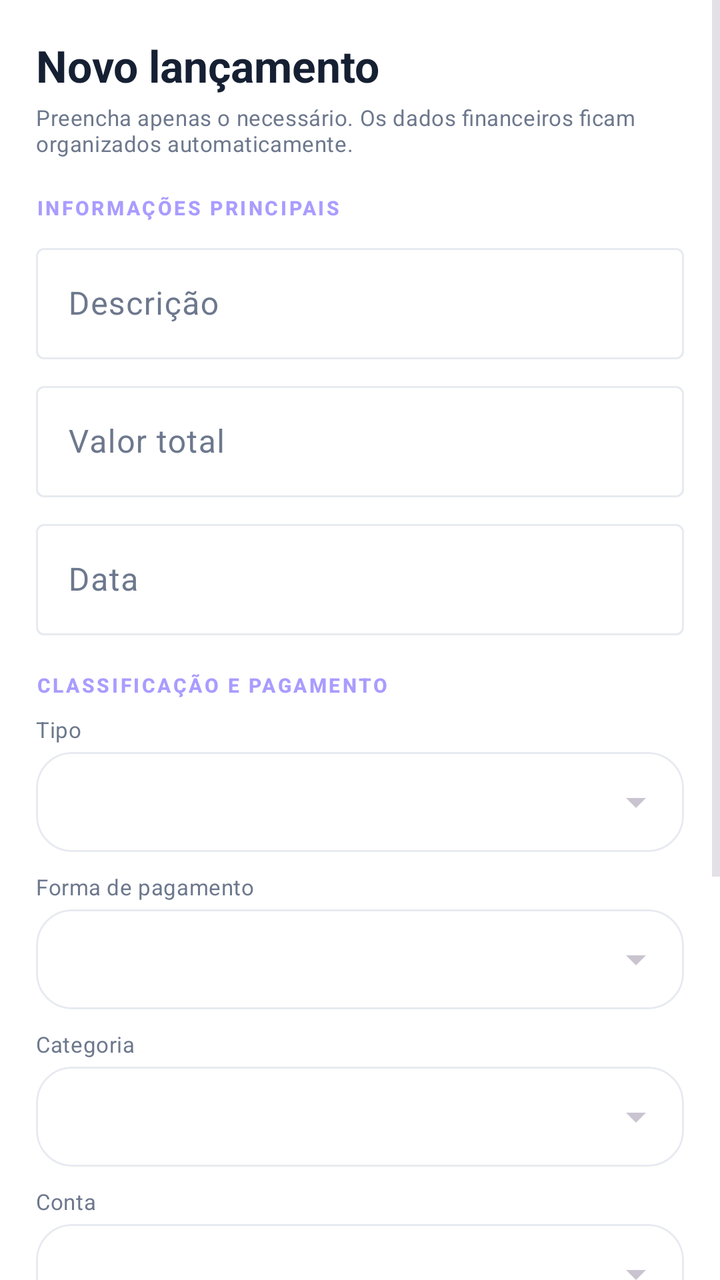
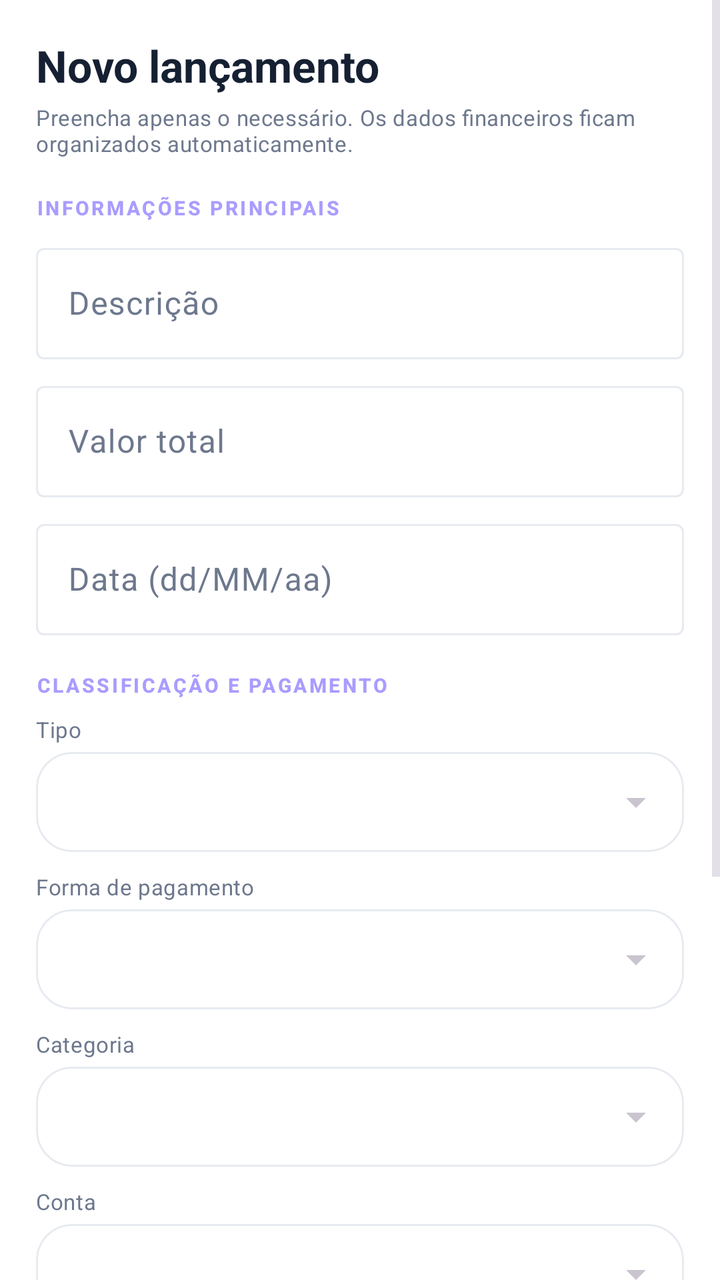

Two renders of the same Android screen: before a commit and after it. Below are the layout's source before the change and the commit's diff.
<!-- AndroidManifest.xml: application theme Theme.StopGastos -->
<!-- res/layout/dialog_transaction.xml -->
<?xml version="1.0" encoding="utf-8"?>
<ScrollView xmlns:android="http://schemas.android.com/apk/res/android"
    xmlns:app="http://schemas.android.com/apk/res-auto"
    android:layout_width="match_parent"
    android:layout_height="wrap_content"
    android:background="@color/surface"
    android:fillViewport="true"
    android:overScrollMode="never">

    <LinearLayout
        android:layout_width="match_parent"
        android:layout_height="wrap_content"
        android:orientation="vertical"
        android:padding="18dp">

        <TextView
            android:id="@+id/transaction_dialog_title"
            android:layout_width="match_parent"
            android:layout_height="wrap_content"
            android:text="Novo lançamento"
            android:textColor="@color/text_primary"
            android:textSize="22sp"
            android:textStyle="bold" />

        <TextView
            android:layout_width="match_parent"
            android:layout_height="wrap_content"
            android:layout_marginTop="4dp"
            android:text="Preencha apenas o necessário. Os dados financeiros ficam organizados automaticamente."
            android:textAppearance="@style/TextAppearance.StopGastos.BodyMuted" />

        <TextView
            android:layout_width="wrap_content"
            android:layout_height="wrap_content"
            android:layout_marginTop="18dp"
            android:text="INFORMAÇÕES PRINCIPAIS"
            android:textAppearance="@style/TextAppearance.StopGastos.Eyebrow" />

        <com.google.android.material.textfield.TextInputLayout
            android:id="@+id/tx_description_layout"
            style="@style/Widget.Material3.TextInputLayout.OutlinedBox"
            android:layout_width="match_parent"
            android:layout_height="wrap_content"
            android:layout_marginTop="8dp"
            android:hint="Descrição">

            <com.google.android.material.textfield.TextInputEditText
                android:id="@+id/tx_description"
                android:layout_width="match_parent"
                android:layout_height="wrap_content"
                android:inputType="textCapSentences"
                android:maxLines="1" />
        </com.google.android.material.textfield.TextInputLayout>

        <com.google.android.material.textfield.TextInputLayout
            android:id="@+id/tx_amount_layout"
            style="@style/Widget.Material3.TextInputLayout.OutlinedBox"
            android:layout_width="match_parent"
            android:layout_height="wrap_content"
            android:layout_marginTop="8dp"
            android:hint="Valor total"
            app:prefixText="R$ ">

            <com.google.android.material.textfield.TextInputEditText
                android:id="@+id/tx_amount"
                android:layout_width="match_parent"
                android:layout_height="wrap_content"
                android:inputType="numberDecimal"
                android:maxLines="1" />
        </com.google.android.material.textfield.TextInputLayout>

        <com.google.android.material.textfield.TextInputLayout
            style="@style/Widget.Material3.TextInputLayout.OutlinedBox"
            android:layout_width="match_parent"
            android:layout_height="wrap_content"
            android:layout_marginTop="8dp"
            android:hint="Data">

            <com.google.android.material.textfield.TextInputEditText
                android:id="@+id/tx_date"
                android:layout_width="match_parent"
                android:layout_height="wrap_content"
                android:inputType="date"
                android:maxLines="1" />
        </com.google.android.material.textfield.TextInputLayout>

        <TextView
            android:layout_width="wrap_content"
            android:layout_height="wrap_content"
            android:layout_marginTop="18dp"
            android:text="CLASSIFICAÇÃO E PAGAMENTO"
            android:textAppearance="@style/TextAppearance.StopGastos.Eyebrow" />

        <TextView
            android:layout_width="match_parent"
            android:layout_height="wrap_content"
            android:layout_marginTop="8dp"
            android:text="Tipo"
            android:textAppearance="@style/TextAppearance.StopGastos.BodyMuted" />

        <com.google.android.material.card.MaterialCardView
            style="@style/Widget.StopGastos.Card"
            android:layout_width="match_parent"
            android:layout_height="50dp"
            android:layout_marginTop="4dp"
            app:cardElevation="0dp">

            <Spinner
                android:id="@+id/tx_type"
                android:layout_width="match_parent"
                android:layout_height="match_parent"
                android:paddingStart="12dp"
                android:paddingEnd="12dp"
                android:popupBackground="@color/surface" />
        </com.google.android.material.card.MaterialCardView>

        <TextView
            android:layout_width="match_parent"
            android:layout_height="wrap_content"
            android:layout_marginTop="10dp"
            android:text="Forma de pagamento"
            android:textAppearance="@style/TextAppearance.StopGastos.BodyMuted" />

        <com.google.android.material.card.MaterialCardView
            style="@style/Widget.StopGastos.Card"
            android:layout_width="match_parent"
            android:layout_height="50dp"
            android:layout_marginTop="4dp"
            app:cardElevation="0dp">

            <Spinner
                android:id="@+id/tx_payment"
                android:layout_width="match_parent"
                android:layout_height="match_parent"
                android:paddingStart="12dp"
                android:paddingEnd="12dp"
                android:popupBackground="@color/surface" />
        </com.google.android.material.card.MaterialCardView>

        <TextView
            android:layout_width="match_parent"
            android:layout_height="wrap_content"
            android:layout_marginTop="10dp"
            android:text="Categoria"
            android:textAppearance="@style/TextAppearance.StopGastos.BodyMuted" />

        <com.google.android.material.card.MaterialCardView
            style="@style/Widget.StopGastos.Card"
            android:layout_width="match_parent"
            android:layout_height="50dp"
            android:layout_marginTop="4dp"
            app:cardElevation="0dp">

            <Spinner
                android:id="@+id/tx_category"
                android:layout_width="match_parent"
                android:layout_height="match_parent"
                android:paddingStart="12dp"
                android:paddingEnd="12dp"
                android:popupBackground="@color/surface" />
        </com.google.android.material.card.MaterialCardView>

        <TextView
            android:layout_width="match_parent"
            android:layout_height="wrap_content"
            android:layout_marginTop="10dp"
            android:text="Conta"
            android:textAppearance="@style/TextAppearance.StopGastos.BodyMuted" />

        <com.google.android.material.card.MaterialCardView
            style="@style/Widget.StopGastos.Card"
            android:layout_width="match_parent"
            android:layout_height="50dp"
            android:layout_marginTop="4dp"
            app:cardElevation="0dp">

            <Spinner
                android:id="@+id/tx_account"
                android:layout_width="match_parent"
                android:layout_height="match_parent"
                android:paddingStart="12dp"
                android:paddingEnd="12dp"
                android:popupBackground="@color/surface" />
        </com.google.android.material.card.MaterialCardView>

        <LinearLayout
            android:id="@+id/tx_credit_section"
            android:layout_width="match_parent"
            android:layout_height="wrap_content"
            android:orientation="vertical"
            android:visibility="gone">

            <TextView
                android:layout_width="match_parent"
                android:layout_height="wrap_content"
                android:layout_marginTop="10dp"
                android:text="Cartão"
                android:textAppearance="@style/TextAppearance.StopGastos.BodyMuted" />

            <com.google.android.material.card.MaterialCardView
                style="@style/Widget.StopGastos.Card"
                android:layout_width="match_parent"
                android:layout_height="50dp"
                android:layout_marginTop="4dp"
                app:cardElevation="0dp">

                <Spinner
                    android:id="@+id/tx_card"
                    android:layout_width="match_parent"
                    android:layout_height="match_parent"
                    android:paddingStart="12dp"
                    android:paddingEnd="12dp"
                    android:popupBackground="@color/surface" />
            </com.google.android.material.card.MaterialCardView>

            <com.google.android.material.textfield.TextInputLayout
                style="@style/Widget.Material3.TextInputLayout.OutlinedBox"
                android:layout_width="match_parent"
                android:layout_height="wrap_content"
                android:layout_marginTop="8dp"
                android:hint="Parcelas">

                <com.google.android.material.textfield.TextInputEditText
                    android:id="@+id/tx_installments"
                    android:layout_width="match_parent"
                    android:layout_height="wrap_content"
                    android:inputType="number"
                    android:maxLines="1" />
            </com.google.android.material.textfield.TextInputLayout>
        </LinearLayout>

        <TextView
            android:layout_width="wrap_content"
            android:layout_height="wrap_content"
            android:layout_marginTop="18dp"
            android:text="DETALHES OPCIONAIS"
            android:textAppearance="@style/TextAppearance.StopGastos.Eyebrow" />

        <com.google.android.material.textfield.TextInputLayout
            style="@style/Widget.Material3.TextInputLayout.OutlinedBox"
            android:layout_width="match_parent"
            android:layout_height="wrap_content"
            android:layout_marginTop="8dp"
            android:hint="Tags">

            <com.google.android.material.textfield.TextInputEditText
                android:id="@+id/tx_tags"
                android:layout_width="match_parent"
                android:layout_height="wrap_content"
                android:inputType="text"
                android:maxLines="1" />
        </com.google.android.material.textfield.TextInputLayout>

        <com.google.android.material.textfield.TextInputLayout
            style="@style/Widget.Material3.TextInputLayout.OutlinedBox"
            android:layout_width="match_parent"
            android:layout_height="wrap_content"
            android:layout_marginTop="8dp"
            android:hint="Observações">

            <com.google.android.material.textfield.TextInputEditText
                android:id="@+id/tx_notes"
                android:layout_width="match_parent"
                android:layout_height="wrap_content"
                android:inputType="textCapSentences|textMultiLine"
                android:maxLines="3"
                android:minLines="2" />
        </com.google.android.material.textfield.TextInputLayout>

        <LinearLayout
            android:layout_width="match_parent"
            android:layout_height="wrap_content"
            android:layout_marginTop="18dp"
            android:orientation="horizontal">

            <com.google.android.material.button.MaterialButton
                android:id="@+id/tx_cancel"
                style="@style/Widget.StopGastos.Button.Secondary"
                android:layout_width="0dp"
                android:layout_height="48dp"
                android:layout_weight="1"
                android:text="Cancelar" />

            <Space
                android:layout_width="10dp"
                android:layout_height="1dp" />

            <com.google.android.material.button.MaterialButton
                android:id="@+id/tx_save"
                style="@style/Widget.StopGastos.Button.Primary"
                android:layout_width="0dp"
                android:layout_height="48dp"
                android:layout_weight="1"
                android:text="Salvar lançamento" />
        </LinearLayout>

    </LinearLayout>
</ScrollView>
<!-- resources referenced by this layout -->
<resources>
  <color name="surface">#FFFFFF</color>
  <color name="text_primary">#162033</color>
  <style name="TextAppearance.StopGastos.BodyMuted" parent="TextAppearance.Material3.BodyMedium">
          <item name="android:textColor">@color/text_muted</item>
          <item name="android:textSize">11sp</item>
      </style>
  <style name="TextAppearance.StopGastos.Eyebrow" parent="TextAppearance.Material3.LabelSmall">
          <item name="android:textColor">@color/hero_label</item>
          <item name="android:textStyle">bold</item>
          <item name="android:letterSpacing">0.12</item>
          <item name="android:textAllCaps">true</item>
          <item name="android:textSize">10sp</item>
      </style>
  <style name="Widget.StopGastos.Button.Primary" parent="Widget.Material3.Button">
          <item name="backgroundTint">@color/primary</item>
          <item name="android:textColor">@color/white</item>
          <item name="cornerRadius">11dp</item>
          <item name="android:minHeight">42dp</item>
          <item name="android:textAllCaps">false</item>
          <item name="android:textStyle">bold</item>
      </style>
  <style name="Widget.StopGastos.Button.Secondary" parent="Widget.Material3.Button.OutlinedButton">
          <item name="backgroundTint">@color/surface</item>
          <item name="strokeColor">@color/line</item>
          <item name="android:textColor">@color/text_primary</item>
          <item name="cornerRadius">11dp</item>
          <item name="android:minHeight">42dp</item>
          <item name="android:textAllCaps">false</item>
      </style>
  <style name="Widget.StopGastos.Card" parent="Widget.Material3.CardView.Elevated">
          <item name="cardBackgroundColor">@color/surface</item>
          <item name="cardCornerRadius">18dp</item>
          <item name="cardElevation">3dp</item>
          <item name="strokeColor">@color/line</item>
          <item name="strokeWidth">1dp</item>
      </style>
  <style name="Theme.StopGastos" parent="Theme.Material3.Dark.NoActionBar">
          <item name="colorPrimary">@color/primary</item>
          <item name="colorOnPrimary">@color/on_primary</item>
          <item name="colorPrimaryContainer">@color/primary_soft</item>
          <item name="colorOnPrimaryContainer">@color/text_primary</item>
          <item name="colorSecondary">@color/secondary</item>
          <item name="colorSurface">@color/surface</item>
          <item name="colorSurfaceVariant">@color/surface_2</item>
          <item name="colorOnSurface">@color/text_primary</item>
          <item name="colorOnSurfaceVariant">@color/text_muted</item>
          <item name="colorOutline">@color/line</item>
          <item name="colorError">@color/danger</item>
          <item name="android:colorBackground">@color/background</item>
          <item name="android:windowBackground">@color/background</item>
          <item name="android:statusBarColor">@color/background</item>
          <item name="android:navigationBarColor">@color/background</item>
          <item name="android:windowLightStatusBar">false</item>
          <item name="android:windowLightNavigationBar">false</item>
          <item name="android:windowNoTitle">true</item>
      </style>
  <color name="text_muted">#6D788D</color>
  <color name="hero_label">#A99CFF</color>
  <color name="primary">#7B61FF</color>
  <color name="white">#FFFFFF</color>
  <color name="line">#E7EAF0</color>
  <color name="on_primary">#FFFFFF</color>
  <color name="primary_soft">#EEEAFE</color>
  <color name="secondary">#16C7B7</color>
  <color name="surface_2">#F5F7FB</color>
  <color name="danger">#FF5F6D</color>
  <color name="background">#F3F6FB</color>
</resources>

<!-- the commit's change to res/layout/dialog_transaction.xml (unified diff, before → after) -->
@@ -74,13 +74,14 @@
             android:layout_width="match_parent"
             android:layout_height="wrap_content"
             android:layout_marginTop="8dp"
-            android:hint="Data">
+            android:hint="Data (dd/MM/aa)">
 
             <com.google.android.material.textfield.TextInputEditText
                 android:id="@+id/tx_date"
                 android:layout_width="match_parent"
                 android:layout_height="wrap_content"
                 android:inputType="date"
+                android:maxLength="10"
                 android:maxLines="1" />
         </com.google.android.material.textfield.TextInputLayout>
 
